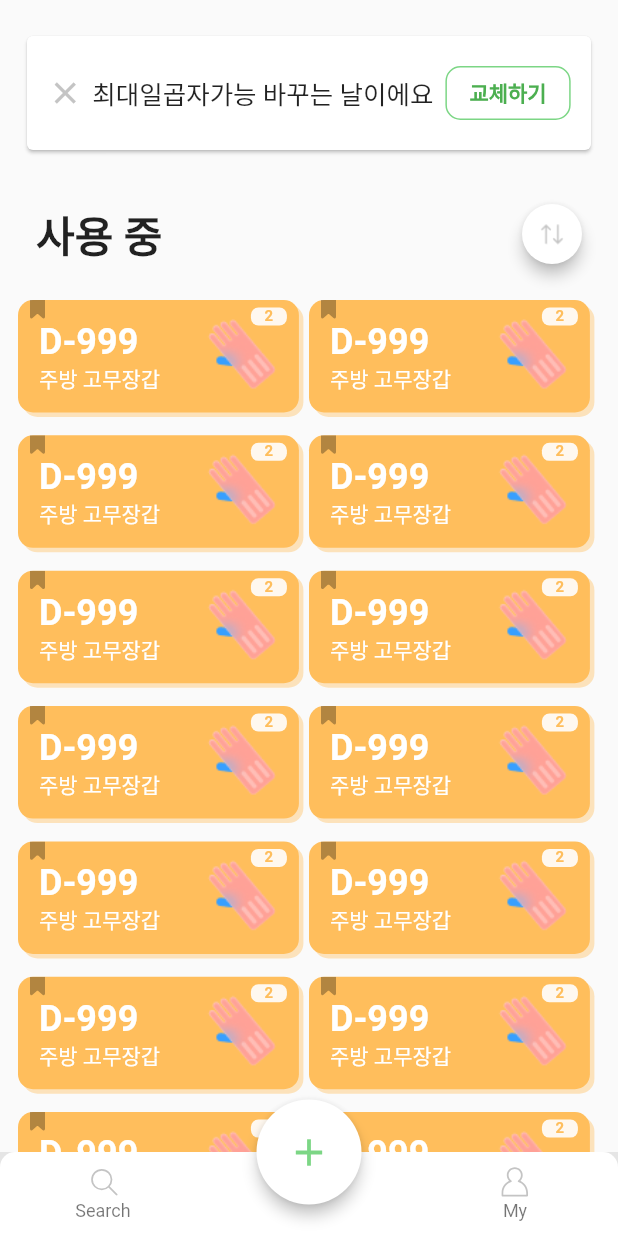
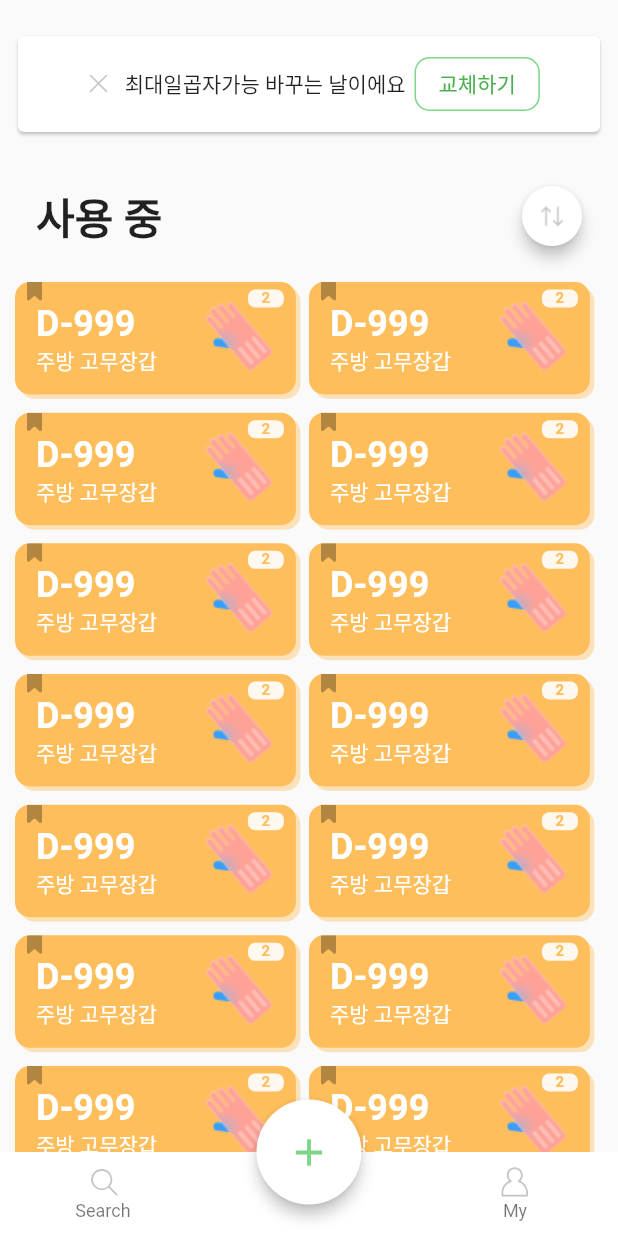
Before and after one commit to bentleypark/noticeme_v2, a Flutter app: the screen it shows after launch, on a phone screen of 412 x 824 dp. Run offline on Flutter 3.47's test engine with Material 2 defaults, Android fonts, the phone set to English and light mode, and no system bars; drawn by our look-alikes of auto_size_text; our stand-ins replace flutter_svg, get.

Commit message:
home page 수정 중

```diff
--- a/lib/presentation/home/home.dart
+++ b/lib/presentation/home/home.dart
@@ -14,7 +14,7 @@ class Home extends StatelessWidget {
       builder: (controller) {
         return Scaffold(
           extendBody: true,
-          backgroundColor: COLOR_GRAY.parseColor(),
+          backgroundColor: Colors.white,
           body: SafeArea(
             child: IndexedStack(
               index: controller.tabIndex,
--- a/lib/presentation/manage/manage_view.dart
+++ b/lib/presentation/manage/manage_view.dart
@@ -52,9 +52,9 @@ class ManageView extends StatelessWidget {
         ),
         Padding(
           padding: EdgeInsets.only(
-            right: 12,
+            right: 10,
             bottom: 50,
-            left: 12,
+            left: 10,
           ),
           child: GridView.count(
             // Create a grid with 2 columns. If you change the scrollDirection to
@@ -64,7 +64,7 @@ class ManageView extends StatelessWidget {
             scrollDirection: Axis.vertical,
             shrinkWrap: true,
             childAspectRatio: MediaQuery.of(context).size.width /
-                (MediaQuery.of(context).size.height / 4.3),
+                (MediaQuery.of(context).size.height / 4.5),
             // Generate 100 widgets that display their index in the List.
             children: List.generate(
               24,
--- a/lib/presentation/manage/notification_view.dart
+++ b/lib/presentation/manage/notification_view.dart
@@ -1,5 +1,6 @@
 import 'package:auto_size_text/auto_size_text.dart';
 import 'package:flutter/material.dart';
+import 'package:flutter_svg/svg.dart';
 import 'package:get/get.dart';
 import 'package:noticeme/presentation/manage/notification_controller.dart';
 import 'package:noticeme/resources/colors.dart';
@@ -13,33 +14,30 @@ class NotificationView extends StatelessWidget {
         visible: controller.isVisible,
         child: Card(
           elevation: 1,
-          margin: EdgeInsets.fromLTRB(18, 0, 18, 24),
+          margin: EdgeInsets.fromLTRB(12, 0, 12, 24),
           child: Row(
             crossAxisAlignment: CrossAxisAlignment.center,
             mainAxisAlignment: MainAxisAlignment.center,
             children: [
               Padding(
-                padding: EdgeInsets.only(left: 8, right: 6),
+                padding: EdgeInsets.only(left: 6, right: 6),
                 child: GestureDetector(
                   onTap: controller.dismiss,
-                  child: Icon(
-                    Icons.close,
-                    color: COLOR_GRAY01.parseColor(),
-                  ),
+                  child: SvgPicture.asset('images/close.svg'),
                 ),
               ),
               Flexible(
                 child: Padding(
-                  padding: EdgeInsets.only(right: 8),
+                  padding: EdgeInsets.only(right: 6),
                   child: AutoSizeText(
                     '최대일곱자가능 바꾸는 날이에요',
-                    style: TextStyle(fontSize: 22, fontWeight: FontWeight.w400),
+                    style: TextStyle(fontSize: 14, fontWeight: FontWeight.w400),
                     maxLines: 1,
                   ),
                 ),
               ),
               Padding(
-                padding: EdgeInsets.only(right: 8, top: 14, bottom: 14),
+                padding: EdgeInsets.only(right: 4, top: 8, bottom: 8),
                 child: OutlinedButton(
                   onPressed: update,
                   child: Text('교체하기'),
@@ -47,7 +45,7 @@ class NotificationView extends StatelessWidget {
                     textStyle: TextStyle(
                         color: COLOR_GREEN_ORANGE.parseColor(),
                         fontSize: 14,
-                        fontWeight: FontWeight.w700),
+                        fontWeight: FontWeight.w400),
                     side: BorderSide(
                         color: COLOR_GREEN_ORANGE.parseColor(), width: 1),
                     shape: RoundedRectangleBorder(
```
Also changed, not shown: images/close.svg (added).
